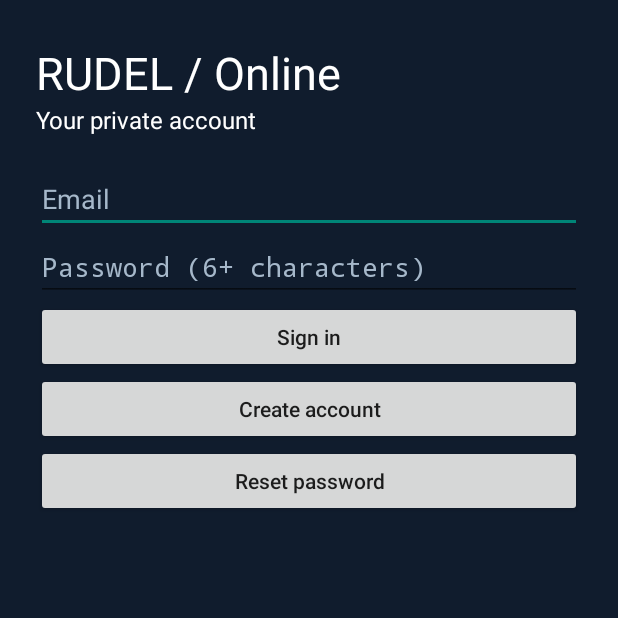
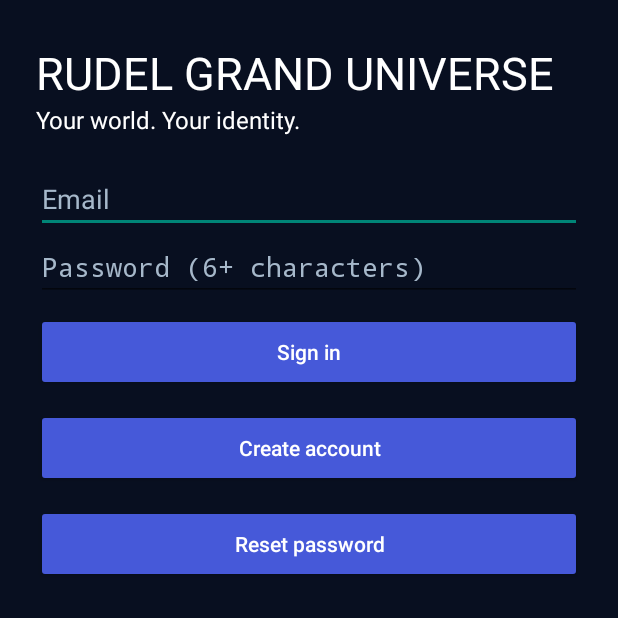
Before and after one commit to rudrasha8107/RUDEL-Grand-Universe, an Android app: the screen it shows after launch (AccountActivity), on a phone screen of 412 x 824 dp, the top half of it. Run offline under Robolectric (Android 15) with nearby library versions, the phone set to English and light mode, and no system bars; our stand-ins replace Firebase (no records; nobody signed in at launch, a user with empty details on screens opened directly).

Commit message:
RUDEL 4.2 Premium Update

```diff
--- a/android-native/app/build.gradle
+++ b/android-native/app/build.gradle
@@ -6,7 +6,7 @@ android {
         applicationId 'com.rudel.grand'
         minSdk 29
         targetSdk 35
-        versionCode 6
+        versionCode 42
         versionName '4.2'
     }
     buildTypes { release { minifyEnabled false } }
--- a/android-native/app/src/main/AndroidManifest.xml
+++ b/android-native/app/src/main/AndroidManifest.xml
@@ -1,7 +1,7 @@
 <manifest xmlns:android="http://schemas.android.com/apk/res/android">
     <uses-permission android:name="android.permission.INTERNET" />
     <uses-permission android:name="android.permission.RECORD_AUDIO" />
-    <application android:allowBackup="false" android:label="RUDEL" android:icon="@android:drawable/sym_def_app_icon" android:theme="@android:style/Theme.Material.Light.NoActionBar" android:usesCleartextTraffic="false" android:supportsRtl="true">
+    <application android:allowBackup="false" android:label="RUDEL" android:icon="@drawable/rudel_icon" android:theme="@android:style/Theme.Material.Light.NoActionBar" android:usesCleartextTraffic="false" android:supportsRtl="true">
         <activity android:name="com.rudel.reborn.AccountActivity" android:exported="false" />
         <activity android:name=".MainActivity" android:exported="true" android:configChanges="orientation|screenSize|keyboardHidden" android:windowSoftInputMode="adjustResize">
             <intent-filter>
--- a/android-native/app/src/main/java/com/rudel/reborn/AccountActivity.java
+++ b/android-native/app/src/main/java/com/rudel/reborn/AccountActivity.java
@@ -14,9 +14,15 @@ public class AccountActivity extends Activity {
  private int dp(int n){return (int)(n*getResources().getDisplayMetrics().density);}
  private void text(String s,int size){TextView t=new TextView(this);t.setText(s);t.setTextColor(Color.WHITE);t.setTextSize(size);panel.addView(t);}
  private EditText field(String hint,int type){EditText e=new EditText(this);e.setHint(hint);e.setSingleLine(true);e.setInputType(type);e.setTextColor(Color.WHITE);e.setHintTextColor(0xffa6b8ca);panel.addView(e);return e;}
- private void button(String title,Runnable run){Button b=new Button(this);b.setText(title);b.setAllCaps(false);b.setOnClickListener(v->{if(!busy)run.run();});panel.addView(b);}
+ private void button(String title,Runnable run){Button b=new Button(this);b.setText(title);b.setAllCaps(false);b.setOnClickListener(v->{if(!busy)run.run();});
+b.setTextColor(Color.WHITE);
+b.setBackgroundTintList(android.content.res.ColorStateList.valueOf(0xff4659d9));
+LinearLayout.LayoutParams lp = new LinearLayout.LayoutParams(-1, dp(52));
+lp.setMargins(0,dp(8),0,dp(4));
+panel.addView(b,lp);
+}
  private void msg(String s){status.setText(s);}
- private void show(){busy=false; ScrollView scroll=new ScrollView(this);panel=new LinearLayout(this);panel.setOrientation(1);panel.setPadding(dp(24),dp(28),dp(24),dp(24));panel.setBackgroundColor(0xff101c2d);scroll.setFillViewport(true);scroll.addView(panel);setContentView(scroll);text("RUDEL / Online",30);text("Your private account",16);status=new TextView(this);status.setTextColor(0xff80e5da);panel.addView(status);
+ private void show(){busy=false; ScrollView scroll=new ScrollView(this);panel=new LinearLayout(this);panel.setOrientation(1);panel.setPadding(dp(24),dp(28),dp(24),dp(24));panel.setBackgroundColor(0xff080f20);scroll.setFillViewport(true);scroll.addView(panel);setContentView(scroll);text("RUDEL GRAND UNIVERSE",30);text("Your world. Your identity.",16);status=new TextView(this);status.setTextColor(0xff80e5da);panel.addView(status);
  FirebaseUser u=auth.getCurrentUser(); if(u==null){EditText email=field("Email",33),pass=field("Password (6+ characters)",129);
  button("Sign in",()->{if(email.length()==0||pass.length()==0){msg("Enter email and password.");return;}busy=true;auth.signInWithEmailAndPassword(email.getText().toString().trim(),pass.getText().toString()).addOnCompleteListener(t->{busy=false;if(t.isSuccessful())show();else msg("Sign in failed. Check credentials and connection.");});});
  button("Create account",()->{if(email.length()==0||pass.length()<6){msg("Enter email and at least 6 password characters.");return;}busy=true;auth.createUserWithEmailAndPassword(email.getText().toString().trim(),pass.getText().toString()).addOnCompleteListener(t->{busy=false;if(t.isSuccessful())show();else msg("Could not create account. Check email and password.");});});
--- a/android-native/app/src/main/java/com/rudel/reborn/MainActivity.java
+++ b/android-native/app/src/main/java/com/rudel/reborn/MainActivity.java
@@ -150,6 +150,15 @@ public final class MainActivity extends Activity {
         else super.onBackPressed();
     }
 
+
+    @Override protected void onResume() {
+        super.onResume();
+        if (com.google.firebase.auth.FirebaseAuth.getInstance().getCurrentUser() == null) {
+            startActivity(new Intent(this, AccountActivity.class));
+            finish();
+        }
+    }
+
     @Override protected void onDestroy() {
         if(pendingFile!=null) {pendingFile.onReceiveValue(null);pendingFile=null;}
         if(pendingAudio!=null) {pendingAudio.deny();pendingAudio=null;}
```
Also changed, not shown: android-native/app/src/main/res/drawable-nodpi/rudel_icon.png (added), 1 other file.
